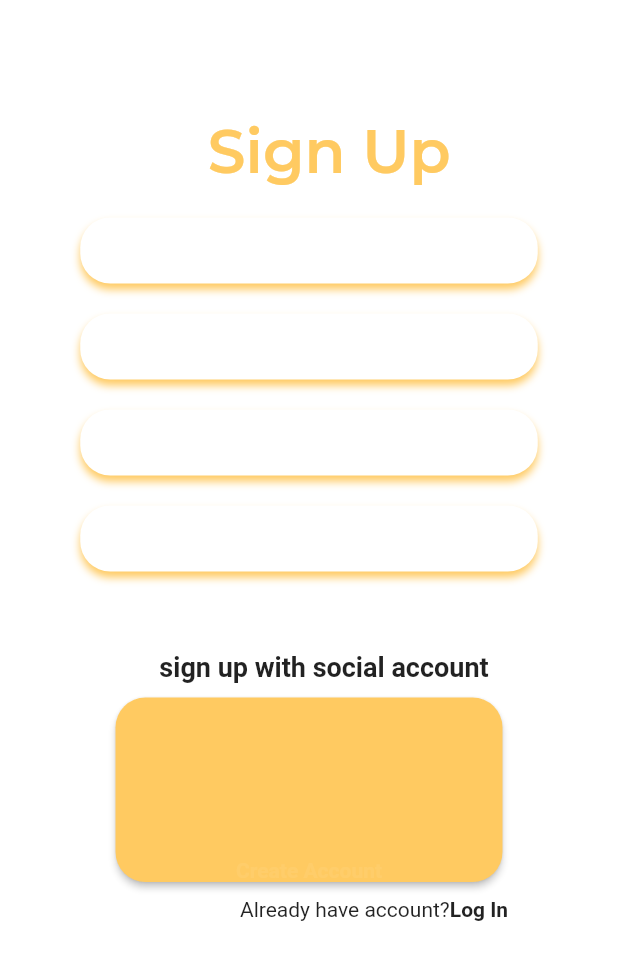
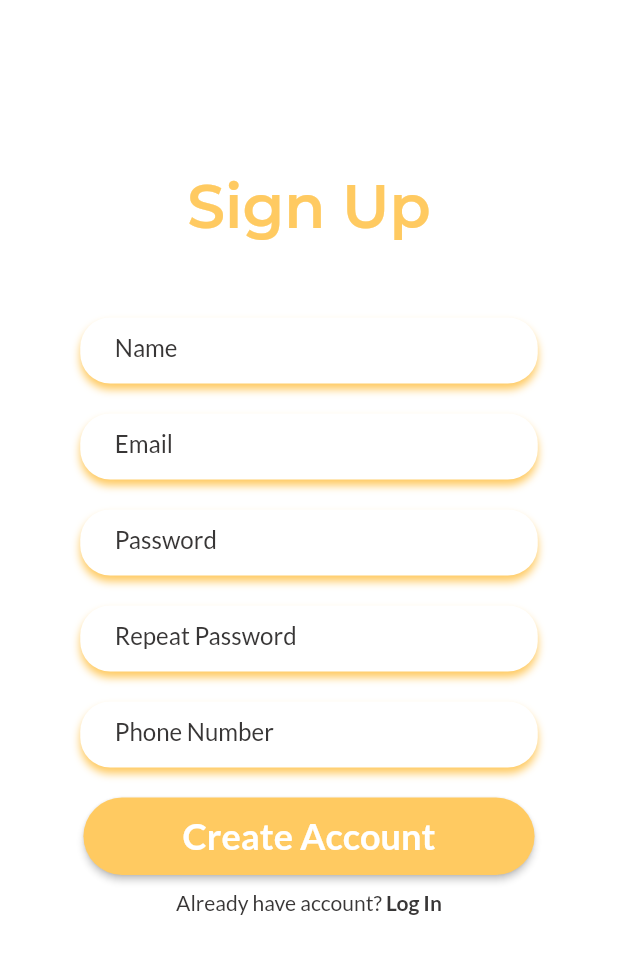
Before and after one commit to fakhrymubarak/mbocu-app, a Flutter app: the RegisterPage screen opened by its route, on a phone screen of 412 x 824 dp. Shown: the top 960 px of the screen. Run offline on Flutter 3.47's test engine with Material 2 defaults, Android fonts, the phone set to English and light mode, and no system bars; our stand-ins replace dio, flutter_screenutil, get, google_fonts, google_maps_flutter, location and 2 more; missing offline and left inert: whatsapp_unilink; accounts and stored records are empty.

Commit message:
refactor: finish ui `login` and `register` bug

```diff
--- a/lib/main.dart
+++ b/lib/main.dart
@@ -16,7 +16,7 @@ class MyApp extends StatelessWidget {
         debugShowCheckedModeBanner: false,
         title: 'Flutter Demo',
         getPages: Routes.route,
-        initialRoute: '/home',
+        initialRoute: '/login',
         initialBinding: HomeBinding(),
         theme: ThemeData(
           primarySwatch: Colors.orange,
--- /dev/null
+++ b/lib/themes/button_styles.dart
@@ -0,0 +1,16 @@
+import 'package:flutter/cupertino.dart';
+import 'package:flutter/material.dart';
+import 'package:flutter_screenutil/flutter_screenutil.dart';
+import 'package:mbocu_app/themes/colors.dart';
+
+final ButtonStyle buttonPrimaryLarge = ElevatedButton.styleFrom(
+  primary: colorPrimary,
+  onPrimary: colorWhite,
+  minimumSize: const Size(88, 36),
+  padding: const EdgeInsets.symmetric(horizontal: 16),
+  shape: RoundedRectangleBorder(
+    borderRadius: BorderRadius.all(
+      Radius.circular(100.r),
+    ),
+  ),
+);
--- a/lib/themes/text_styles.dart
+++ b/lib/themes/text_styles.dart
@@ -3,14 +3,20 @@ import 'package:flutter_screenutil/flutter_screenutil.dart';
 import 'package:google_fonts/google_fonts.dart';
 import 'package:mbocu_app/themes/colors.dart';
 
-TextStyle tsTitle = GoogleFonts.lato(
-    fontSize: 40.sp, fontWeight: FontWeight.w700, color: colorBlack);
+TextStyle tsTitle = GoogleFonts.montserrat(
+  fontSize: 40.sp, fontWeight: FontWeight.w600,  color: colorPrimary);
 
 TextStyle tsHeading1 = GoogleFonts.lato(
     fontSize: 24.sp, fontWeight: FontWeight.w700, color: colorBlack);
 
+TextStyle tsHeading1White = GoogleFonts.lato(
+    fontSize: 24.sp, fontWeight: FontWeight.w700, color: colorWhite);
+
 TextStyle tsHeading2 = GoogleFonts.lato(
     fontSize: 18.sp, fontWeight: FontWeight.w600, color: colorBlack);
+
+TextStyle tsLarge = GoogleFonts.lato(
+    fontSize: 16.sp, fontWeight: FontWeight.w400, color: colorBlack);
 
 TextStyle tsRegular = GoogleFonts.lato(
     fontSize: 14.sp, fontWeight: FontWeight.w400, color: colorBlack);
@@ -23,6 +29,3 @@ TextStyle tsSmall = GoogleFonts.lato(
 
 TextStyle tsSmallBold = GoogleFonts.lato(
     fontSize: 12.sp, fontWeight: FontWeight.w700, color: colorBlack);
-
-TextStyle textHeader = GoogleFonts.montserrat(
-    color: colorPrimary, fontWeight: FontWeight.w600, fontSize: 40);
--- a/lib/views/register_page.dart
+++ b/lib/views/register_page.dart
@@ -3,8 +3,12 @@ import 'dart:ui';
 import 'package:flutter/foundation.dart';
 import 'package:flutter/material.dart';
 import 'package:flutter/rendering.dart';
+import 'package:flutter_screenutil/flutter_screenutil.dart';
+import 'package:get/get_core/src/get_main.dart';
+import 'package:get/get_navigation/src/extension_navigation.dart';
+import 'package:mbocu_app/themes/button_styles.dart';
 import 'package:mbocu_app/themes/text_styles.dart';
-import 'package:mbocu_app/themes/colors.dart';
+import 'package:mbocu_app/views/widgets/text_field_container_widget.dart';
 
 class RegisterPage extends StatefulWidget {
   const RegisterPage({Key? key}) : super(key: key);
@@ -20,103 +24,109 @@ class _RegisterPageState extends State<RegisterPage> {
       backgroundColor: const Color(0xffFFFFFF),
       body: SingleChildScrollView(
         child: Column(
+          crossAxisAlignment: CrossAxisAlignment.center,
           children: <Widget>[
             Padding(
-                padding: const EdgeInsets.only(top: 76, right: 90, left: 117),
-                child: Text('Sign Up', style: textHeader),
+              padding: EdgeInsets.only(top: 100.h),
+              child: Text('Sign Up', style: tsTitle),
             ),
-              const SizedBox(height: 20),
-              const TextFieldContainer(
-                  child:
-                      TextField(decoration: InputDecoration(hintText: 'Name'))),
+            const SizedBox(height: 50),
+            TextFieldContainer(
+              textField: TextField(
+                decoration: InputDecoration(
+                  hintText: 'Name',
+                  border: InputBorder.none,
+                  hintStyle: tsLarge,
+                ),
+              ),
+            ),
             const SizedBox(
               height: 20,
             ),
-              const TextFieldContainer(
-                  child: TextField(
-                decoration: InputDecoration(hintText: 'Email'),
-              )),
+            TextFieldContainer(
+              textField: TextField(
+                decoration: InputDecoration(
+                  hintText: 'Email',
+                  border: InputBorder.none,
+                  hintStyle: tsLarge,
+                ),
+              ),
+            ),
             const SizedBox(
               height: 20,
             ),
-              const TextFieldContainer(
-                  child: TextField(
-                      decoration: InputDecoration(hintText: 'Password'))),
+            TextFieldContainer(
+              textField: TextField(
+
+                obscureText: true,
+                decoration: InputDecoration(
+                  hintText: 'Password',
+                  border: InputBorder.none,
+                  hintStyle: tsLarge,
+                ),
+              ),
+            ),
             const SizedBox(
               height: 20,
             ),
-              const TextFieldContainer(
-                  child: TextField(
-                decoration: InputDecoration(hintText: 'Repeat Password'),
-              )),
-              const Padding(
-                padding: EdgeInsets.only(top: 53, left: 20),
-                child: Text('sign up with social account',
-                    style: TextStyle(
-                      fontSize: 18,
-                      fontWeight: FontWeight.bold,
-                    )),
+            TextFieldContainer(
+              textField: TextField(
+                obscureText: true,
+                decoration: InputDecoration(
+                  hintText: 'Repeat Password',
+                  border: InputBorder.none,
+                  hintStyle: tsLarge,
+                ),
+              ),
             ),
             const SizedBox(
-                height: 10,
+              height: 20,
+            ),
+            TextFieldContainer(
+              textField: TextField(
+                decoration: InputDecoration(
+                  hintText: 'Phone Number',
+                  border: InputBorder.none,
+                  hintStyle: tsLarge,
+                ),
+              ),
+            ),
+            const SizedBox(
+              height: 20,
             ),
             ElevatedButton(
-                style: raisedButtonStyle,
+              style: buttonPrimaryLarge,
               onPressed: () {},
-                child: const Text(
-                  'Create Account',
-                  style: TextStyle(
-                      color: Color(0x0fFFFFFF), fontWeight: FontWeight.bold),
+              child: Padding(
+                padding: EdgeInsets.fromLTRB(50.w, 10.h, 50.w, 10.h),
+                child: Text('Create Account', style: tsHeading1White),
               ),
             ),
             const SizedBox(
               height: 10,
             ),
-              Padding(
-                padding: const EdgeInsets.only(left: 160, right: 37),
-                child: Row(
-                  children: const <Widget>[
-                    Text('Already have account?'),
+            Row(
+              mainAxisAlignment: MainAxisAlignment.center,
+              children: <Widget>[
                 Text(
+                  'Already have account? ',
+                  style: tsRegular,
+                ),
+                InkWell(
+                  onTap: () {
+                    Get.close(1);
+                    Get.toNamed('/login');
+                  },
+                  child: Text(
                     'Log In',
-                      style: TextStyle(fontWeight: FontWeight.bold),
+                    style: tsRegularBold,
+                  ),
+                )
+              ],
             )
           ],
         ),
-              )
-            ],
       ),
-        ));
-  }
-}
-
-final ButtonStyle raisedButtonStyle = ElevatedButton.styleFrom(
-    onPrimary: colorPrimary,
-    primary: colorPrimary,
-    //maximumSize: const Size(58, 0),
-    minimumSize: const Size(258, 49),
-    padding: const EdgeInsets.only(top: 107),
-    shape: const RoundedRectangleBorder(
-        borderRadius: BorderRadius.all(Radius.circular(20))));
-
-class TextFieldContainer extends StatelessWidget {
-  const TextFieldContainer({Key? key, required TextField child})
-      : super(key: key);
-
-  @override
-  Widget build(BuildContext context) {
-    return Container(
-      margin: const EdgeInsets.only(left: 53, right: 53),
-      padding: const EdgeInsets.symmetric(horizontal: 23, vertical: 5),
-      width: 305,
-      height: 44,
-      decoration: BoxDecoration(
-          color: Colors.white,
-          borderRadius: BorderRadius.circular(20),
-          boxShadow: const [
-            BoxShadow(
-                color: Color(0xffFFCA61), blurRadius: 4, offset: Offset(0, 4))
-          ]),
     );
   }
 }
--- /dev/null
+++ b/lib/views/widgets/text_field_container_widget.dart
@@ -0,0 +1,27 @@
+import 'package:flutter/material.dart';
+
+class TextFieldContainer extends StatelessWidget {
+  const TextFieldContainer({Key? key, required this.textField})
+      : super(key: key);
+
+  final TextField textField;
+
+  @override
+  Widget build(BuildContext context) {
+    return Container(
+      margin: const EdgeInsets.only(left: 53, right: 53),
+      padding: const EdgeInsets.symmetric(horizontal: 23, vertical: 5),
+      width: 305,
+      height: 44,
+      decoration: BoxDecoration(
+        color: Colors.white,
+        borderRadius: BorderRadius.circular(20),
+        boxShadow: const [
+          BoxShadow(
+              color: Color(0xffFFCA61), blurRadius: 4, offset: Offset(0, 4))
+        ],
+      ),
+      child: textField,
+    );
+  }
+}
```
Also changed, not shown: lib/views/login_page.dart (+56 -61 lines). Lines whose indentation alone changed are shown as unchanged.
